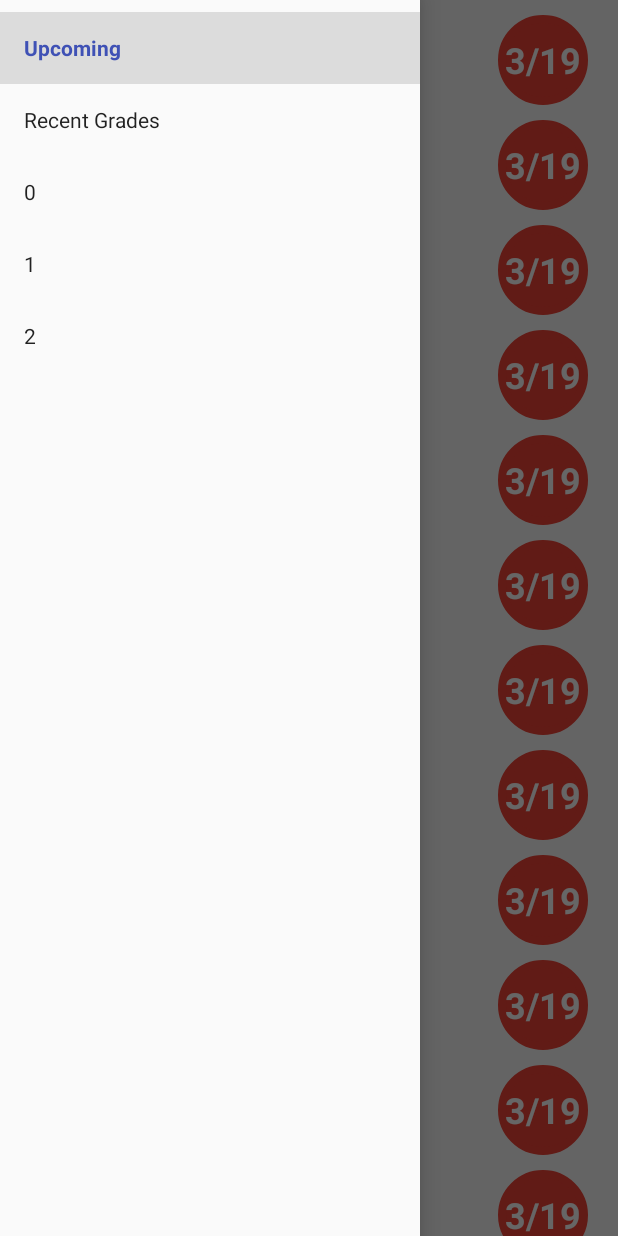
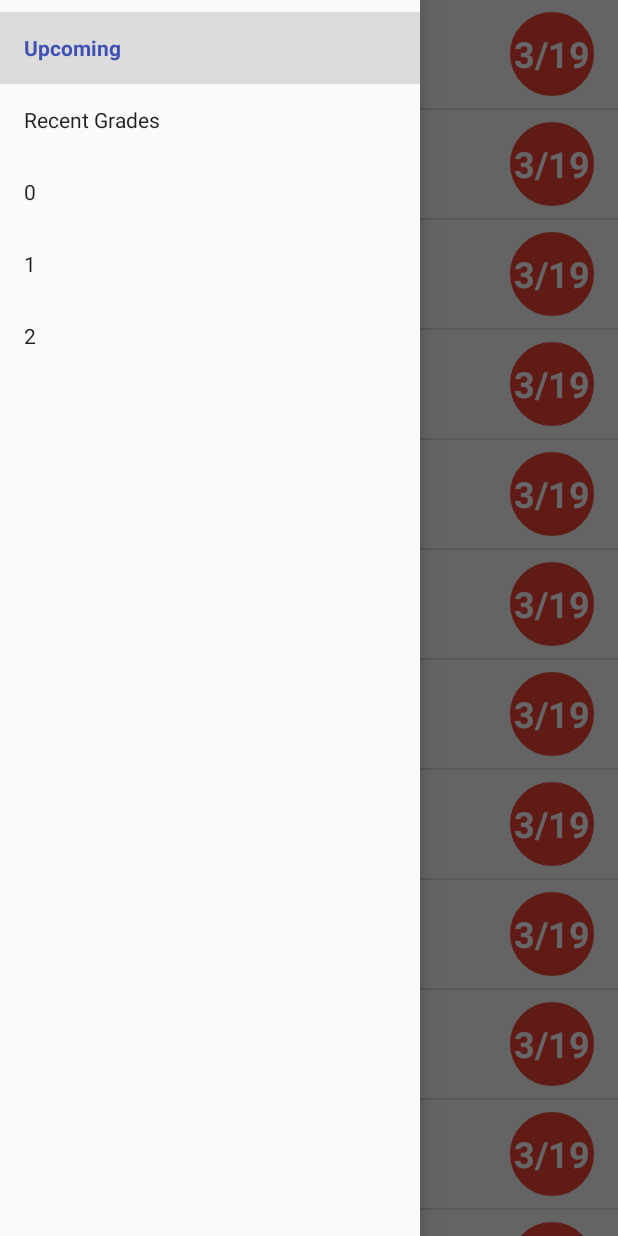
Before and after one commit to Valinthronix/OkayBlank, an Android app: the screen it shows after launch (MainActivity), with the side drawer open, on a phone screen of 412 x 824 dp. Run offline under Robolectric (Android 15) with nearby library versions, the phone set to English and light mode, and no system bars.

Commit message:
fixed lucass stuff

```diff
--- a/app/build.gradle
+++ b/app/build.gradle
@@ -29,4 +29,5 @@ dependencies {
     compile 'com.android.support:support-v4:25.1.1'
     compile 'com.android.support:recyclerview-v7:25.1.1'
     compile 'com.android.support:design:25.2.0'
+    compile 'com.android.support.constraint:constraint-layout:1.0.2'
 }
--- a/app/src/main/java/com/emell/okayblank/EventListFragment.java
+++ b/app/src/main/java/com/emell/okayblank/EventListFragment.java
@@ -4,6 +4,7 @@ import android.content.Intent;
 import android.os.Bundle;
 import android.support.v4.app.Fragment;
 import android.support.v4.app.FragmentTransaction;
+import android.support.v7.widget.DividerItemDecoration;
 import android.support.v7.widget.LinearLayoutManager;
 import android.support.v7.widget.RecyclerView;
 import android.view.LayoutInflater;
@@ -28,6 +29,7 @@ public class EventListFragment extends Fragment {
 
 	private RecyclerView mEventRecyclerView;
 	private EventAdapter mAdapter;
+	private DividerItemDecoration mDividerItemDecoration;
 
 
 	public static EventListFragment newInstance(String block){
@@ -45,6 +47,8 @@ public class EventListFragment extends Fragment {
 
 		mEventRecyclerView = (RecyclerView) view.findViewById(R.id.event_recycler_view);
 		mEventRecyclerView.setLayoutManager(new LinearLayoutManager(getActivity()));
+		mDividerItemDecoration = new DividerItemDecoration(mEventRecyclerView.getContext(), LinearLayoutManager.VERTICAL);
+		mEventRecyclerView.addItemDecoration(mDividerItemDecoration);
 
 		UpdateUI();
 
--- a/app/src/main/res/layout/activity_drawer_fragment.xml
+++ b/app/src/main/res/layout/activity_drawer_fragment.xml
@@ -17,6 +17,7 @@
 		android:id="@+id/nav_view"
 		android:layout_height="match_parent"
 		android:layout_width="wrap_content"
+		android:layout_marginLeft="16dp"
 		android:layout_gravity="start"
 		android:fitsSystemWindows="true"
 		app:menu="@menu/drawer_view"/>
--- a/app/src/main/res/layout/list_item_assignment.xml
+++ b/app/src/main/res/layout/list_item_assignment.xml
@@ -1,6 +1,7 @@
 <?xml version="1.0" encoding="utf-8"?>
-<RelativeLayout
+<android.support.constraint.ConstraintLayout
 	xmlns:android="http://schemas.android.com/apk/res/android"
+	xmlns:app="http://schemas.android.com/apk/res-auto"
 	xmlns:tools="http://schemas.android.com/tools"
 	android:layout_width="match_parent"
 	android:layout_height="wrap_content"
@@ -8,44 +9,65 @@
 
 	<TextView
 		android:id="@+id/list_item_event_date"
-		android:layout_width="60dp"
-		android:layout_height="60dp"
-		android:layout_alignParentRight="true"
-		android:layout_marginRight="20dp"
-		android:layout_marginTop="10dp"
+		android:layout_width="56dp"
+		android:layout_height="56dp"
+		android:layout_marginRight="16dp"
+		android:layout_marginTop="8dp"
 		android:background="@drawable/redcirc"
 		android:fontFamily="sans-serif"
 		android:gravity="center"
 		android:textColor="@android:color/white"
 		android:textSize="24sp"
 		android:textStyle="bold"
-		tools:text="13" />
+		app:layout_constraintRight_toRightOf="parent"
+		app:layout_constraintTop_toTopOf="parent"
+		tools:layout_constraintBottom_creator="1"
+		tools:layout_constraintLeft_creator="1"
+		tools:layout_constraintRight_creator="1"
+		tools:layout_constraintTop_creator="1"
+		tools:text="13"
+		app:layout_constraintBottom_toBottomOf="parent"
+		android:layout_marginBottom="8dp"/>
 
 	<TextView
 		android:id="@+id/list_item_event_title_text_view"
-		android:layout_width="match_parent"
-		android:layout_height="30dp"
-		android:layout_alignTop="@id/list_item_event_date"
-		android:layout_marginLeft="15dp"
-		android:layout_toStartOf="@+id/list_item_event_date"
+		android:layout_width="0dp"
+		android:layout_height="0dp"
+		android:layout_marginLeft="16dp"
+		android:layout_marginRight="8dp"
+		android:ellipsize="end"
 		android:fontFamily="roboto-regular"
+		android:gravity="bottom|left"
+		android:maxLines="1"
 		android:padding="4dp"
-		android:gravity="bottom|left"
 		android:textColor="#48484A"
 		android:textSize="14sp"
 		android:textStyle="bold"
-		tools:text="Event Title" />
+		app:layout_constraintBottom_toTopOf="@+id/list_item_event_description_text_view"
+		app:layout_constraintLeft_toLeftOf="parent"
+		app:layout_constraintRight_toLeftOf="@+id/list_item_event_date"
+		app:layout_constraintTop_toTopOf="@+id/list_item_event_date"
+		tools:layout_constraintBottom_creator="1"
+		tools:layout_constraintLeft_creator="1"
+		tools:layout_constraintTop_creator="1"
+		tools:text="Event Title"/>
 
 	<TextView
-		android:id="@+id/list_item_event_description_text_view"
-		android:layout_width="match_parent"
+		android:id="@id/list_item_event_description_text_view"
+		android:layout_width="0dp"
 		android:layout_height="wrap_content"
-		android:layout_marginLeft="15dp"
+		android:layout_marginBottom="6dp"
+		android:ellipsize="end"
+		android:maxLines="1"
 		android:padding="4dp"
 		android:textColor="#8C8E90"
 		android:textSize="13sp"
-		tools:text="Event Description"
-		android:layout_below="@+id/list_item_event_title_text_view"
-		android:layout_toStartOf="@+id/list_item_event_date" />
+		app:layout_constraintBottom_toBottomOf="parent"
+		app:layout_constraintLeft_toLeftOf="@id/list_item_event_title_text_view"
+		app:layout_constraintRight_toRightOf="@id/list_item_event_title_text_view"
+		tools:layout_constraintBottom_creator="1"
+		tools:layout_constraintLeft_creator="1"
+		tools:layout_constraintRight_creator="1"
+		tools:text="Event Description"/>
 
-</RelativeLayout>
+</android.support.constraint.ConstraintLayout>
--- a/app/src/main/res/layout/list_item_event.xml
+++ b/app/src/main/res/layout/list_item_event.xml
@@ -1,6 +1,7 @@
 <?xml version="1.0" encoding="utf-8"?>
-<RelativeLayout
+<android.support.constraint.ConstraintLayout
 	xmlns:android="http://schemas.android.com/apk/res/android"
+	xmlns:app="http://schemas.android.com/apk/res-auto"
 	xmlns:tools="http://schemas.android.com/tools"
 	android:layout_width="match_parent"
 	android:layout_height="wrap_content"
@@ -8,44 +9,65 @@
 
 	<TextView
 		android:id="@+id/list_item_event_date"
-		android:layout_width="60dp"
-		android:layout_height="60dp"
-		android:layout_alignParentRight="true"
-		android:layout_marginRight="20dp"
-		android:layout_marginTop="10dp"
+		android:layout_width="56dp"
+		android:layout_height="56dp"
+		android:layout_marginRight="16dp"
+		android:layout_marginTop="8dp"
 		android:background="@drawable/redcirc"
 		android:fontFamily="sans-serif"
 		android:gravity="center"
 		android:textColor="@android:color/white"
 		android:textSize="24sp"
 		android:textStyle="bold"
-		tools:text="13" />
+		app:layout_constraintRight_toRightOf="parent"
+		app:layout_constraintTop_toTopOf="parent"
+		tools:layout_constraintBottom_creator="1"
+		tools:layout_constraintLeft_creator="1"
+		tools:layout_constraintRight_creator="1"
+		tools:layout_constraintTop_creator="1"
+		tools:text="13"
+		app:layout_constraintBottom_toBottomOf="parent"
+		android:layout_marginBottom="8dp"/>
 
 	<TextView
 		android:id="@+id/list_item_event_title_text_view"
-		android:layout_width="match_parent"
-		android:layout_height="30dp"
-		android:layout_alignTop="@id/list_item_event_date"
-		android:layout_marginLeft="15dp"
-		android:layout_toStartOf="@+id/list_item_event_date"
+		android:layout_width="0dp"
+		android:layout_height="wrap_content"
+		android:layout_marginLeft="16dp"
+		android:layout_marginRight="8dp"
+		android:ellipsize="end"
 		android:fontFamily="roboto-regular"
+		android:gravity="bottom|left"
+		android:maxLines="1"
 		android:padding="4dp"
-		android:gravity="bottom|left"
 		android:textColor="#48484A"
 		android:textSize="14sp"
 		android:textStyle="bold"
-		tools:text="Event Title" />
+		app:layout_constraintLeft_toLeftOf="parent"
+		app:layout_constraintRight_toLeftOf="@+id/list_item_event_date"
+		app:layout_constraintTop_toTopOf="@+id/list_item_event_date"
+		tools:layout_constraintBottom_creator="1"
+		tools:layout_constraintLeft_creator="1"
+		tools:layout_constraintTop_creator="1"
+		tools:text="Event Title"/>
 
 	<TextView
 		android:id="@+id/list_item_event_description_text_view"
-		android:layout_width="match_parent"
+		android:layout_width="0dp"
 		android:layout_height="wrap_content"
-		android:layout_marginLeft="15dp"
+		android:layout_marginBottom="6dp"
+		android:ellipsize="end"
+		android:maxLines="2"
 		android:padding="4dp"
 		android:textColor="#8C8E90"
 		android:textSize="13sp"
-		tools:text="Event Description"
-		android:layout_below="@+id/list_item_event_title_text_view"
-		android:layout_toStartOf="@+id/list_item_event_date" />
+		app:layout_constraintBottom_toBottomOf="parent"
+		app:layout_constraintLeft_toLeftOf="@id/list_item_event_title_text_view"
+		app:layout_constraintRight_toRightOf="@id/list_item_event_title_text_view"
+		app:layout_constraintTop_toBottomOf="@id/list_item_event_title_text_view"
+		tools:layout_constraintBottom_creator="1"
+		tools:layout_constraintLeft_creator="1"
+		tools:layout_constraintRight_creator="1"
+		tools:text="Students will participate in a Socratic seminar around the Civil Rights movement. Students who are absent on the day of the seminar should plan"/>
 
-</RelativeLayout>
+</android.support.constraint.ConstraintLayout>
```
Also changed, not shown: app/src/main/res/layout/fragment_event.xml (+43 -24 lines).
